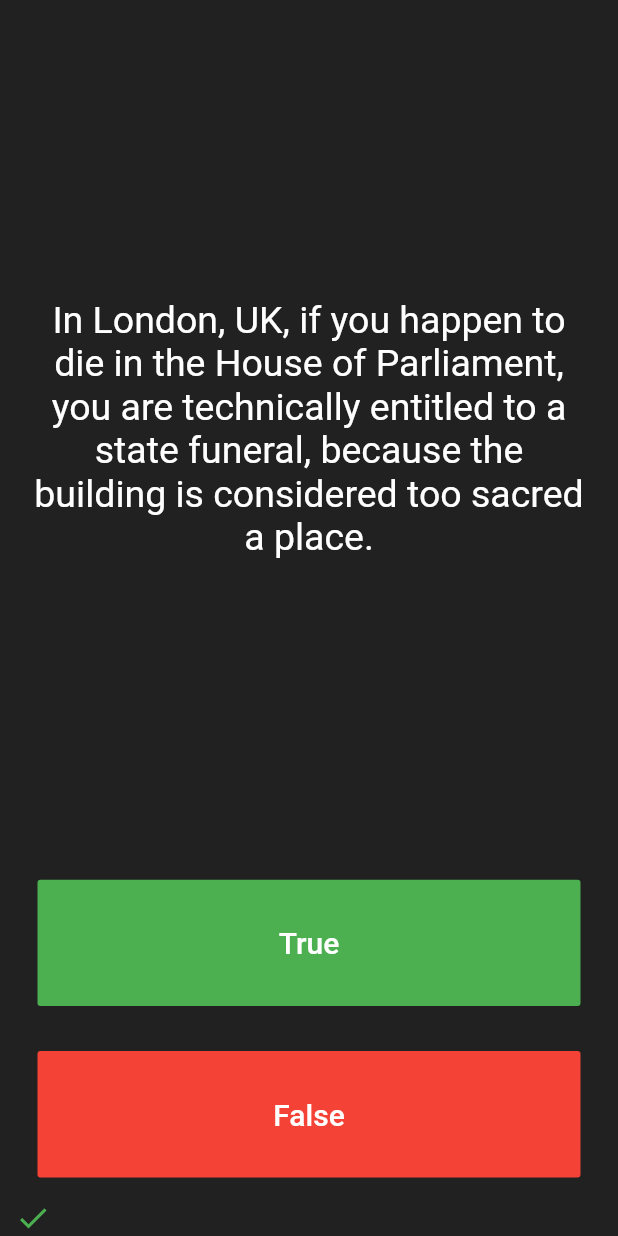
After one commit to damondouglas/flutter-bootcamp, a Flutter app: the Quizzler screen opened by its route, after a tap on "True", on a phone screen of 412 x 824 dp. The commit adds this screen. Run offline on Flutter 3.47's test engine with Material 2 defaults, Android fonts, the phone set to English and light mode, and no system bars; our stand-ins replace random_string; missing offline and left inert: flutter_web, howler.

Commit message:
Implement quiz

```diff
--- a/lib/main.dart
+++ b/lib/main.dart
@@ -1,4 +1,5 @@
 import 'package:flutter_web/material.dart';
+import 'package:londonappbrewery_flutter_bootcamp/pages/quiz/quiz.dart';
 import 'pages/flutter_layouts_challenge/flutter_layouts_challenge.dart';
 import 'pages/dicee/dicee.dart';
 import 'pages/magicball/magicball.dart';
@@ -21,6 +22,7 @@ class MainApp extends StatelessWidget {
         '/dicee': (context) => DicePage(),
         '/magicball': (context) => BallPage(),
         '/xylophone': (context) => XylophonePage(),
+        '/quiz': (context) => Quizzler(),
       },
       title: 'London Appbrewery Flutter Bootcamp',
     );
--- a/lib/pages/home.dart
+++ b/lib/pages/home.dart
@@ -36,6 +36,12 @@ class Home extends StatelessWidget {
               Navigator.pushNamed(context, '/xylophone');
             },
           ),
+          FlatButton(
+            child: Text('5. Quizzler'),
+            onPressed: () {
+              Navigator.pushNamed(context, '/quiz');
+            },
+          ),
         ],
       ),
     );
--- /dev/null
+++ b/lib/pages/quiz/quiz.dart
@@ -0,0 +1,164 @@
+import 'package:flutter_web/cupertino.dart';
+import 'package:flutter_web/material.dart';
+import 'service.dart';
+
+class Quizzler extends StatelessWidget {
+  @override
+  Widget build(BuildContext context) {
+    return Scaffold(
+      backgroundColor: Colors.grey.shade900,
+      body: SafeArea(
+        child: Padding(
+          padding: EdgeInsets.symmetric(horizontal: 10.0),
+          child: QuizPage(),
+        ),
+      ),
+    );
+  }
+}
+
+class QuizPage extends StatefulWidget {
+  @override
+  _QuizPageState createState() => _QuizPageState();
+}
+
+class _QuizPageState extends State<QuizPage> {
+  _QuizPageState() {
+    this._bank.reset();
+    this._bank.moveNext();
+  }
+
+  var _bank = Bank();
+
+  @override
+  Widget build(BuildContext context) {
+    return Column(
+      mainAxisAlignment: MainAxisAlignment.spaceBetween,
+      crossAxisAlignment: CrossAxisAlignment.stretch,
+      children: <Widget>[
+        Expanded(
+          flex: 5,
+          child: Padding(
+            padding: EdgeInsets.all(10.0),
+            child: Center(
+              child: this._bank.isFinished
+                  ? Text('')
+                  : this._bank.current.display(context),
+            ),
+          ),
+        ),
+        Expanded(
+          child: Padding(
+            padding: EdgeInsets.all(15.0),
+            child: FlatButton(
+              textColor: Colors.white,
+              color: Colors.green,
+              child: Text(
+                'True',
+                style: TextStyle(
+                  color: Colors.white,
+                  fontSize: 20.0,
+                ),
+              ),
+              onPressed: () {
+                //The user picked true.
+                setState(() {
+                  this._bank.answer(true);
+                  this._bank.moveNext();
+                  _showDialog(context);
+                });
+              },
+            ),
+          ),
+        ),
+        Expanded(
+          child: Padding(
+            padding: EdgeInsets.all(15.0),
+            child: FlatButton(
+              color: Colors.red,
+              child: Text(
+                'False',
+                style: TextStyle(
+                  fontSize: 20.0,
+                  color: Colors.white,
+                ),
+              ),
+              onPressed: () {
+                //The user picked false.
+                setState(() {
+                  this._bank.answer(false);
+                  this._bank.moveNext();
+                  _showDialog(context);
+                });
+              },
+            ),
+          ),
+        ),
+        Row(
+          children:
+              this._bank.scores.map((bool score) => _Score(score)).toList(),
+        ),
+      ],
+    );
+  }
+
+  void _showDialog(BuildContext context) {
+    if (this._bank.isFinished) {
+      showDialog(
+          context: context,
+          builder: (BuildContext context) {
+            return AlertDialog(
+              backgroundColor: Colors.yellow,
+              title: Text(
+                'Finished!',
+                textAlign: TextAlign.center,
+              ),
+              content: Row(
+                mainAxisAlignment: MainAxisAlignment.spaceAround,
+                children: <Widget>[
+                  Container(
+                    child: Row(
+                      children: <Widget>[
+                        _Score(true),
+                        Text('${this._bank.correct}'),
+                      ],
+                    ),
+                  ),
+                  Container(
+                    child: Row(
+                      children: <Widget>[
+                        _Score(false),
+                        Text('${this._bank.wrong}'),
+                      ],
+                    ),
+                  ),
+                ],
+              ),
+              actions: <Widget>[
+                FlatButton(
+                  onPressed: () {
+                    setState(() {
+                      this._bank.reset();
+                      Navigator.of(context).pop();
+                    });
+                  },
+                  child: Text('RESET'),
+                ),
+              ],
+            );
+          });
+    }
+  }
+}
+
+class _Score extends StatelessWidget {
+  _Score(this.correct);
+  final bool correct;
+  @override
+  Widget build(BuildContext context) {
+    return Icon(
+      correct ? Icons.check : Icons.close,
+      color: correct ? Colors.green : Colors.red,
+    );
+  }
+}
--- /dev/null
+++ b/lib/pages/quiz/service.dart
@@ -0,0 +1,96 @@
+import 'package:flutter_web/material.dart';
+
+final _questionBank = <Questionable>[
+  TextQuestion('Some cats are actually allergic to humans', true),
+  TextQuestion('You can lead a cow down stairs but not up stairs.', false),
+  TextQuestion(
+      'Approximately one quarter of human bones are in the feet.', true),
+  TextQuestion('A slug\'s blood is green.', true),
+  TextQuestion('Buzz Aldrin\'s mother\'s maiden name was \"Moon\".', true),
+  TextQuestion('It is illegal to pee in the Ocean in Portugal.', true),
+  TextQuestion(
+      'No piece of square dry paper can be folded in half more than 7 times.',
+      false),
+  TextQuestion(
+      'In London, UK, if you happen to die in the House of Parliament, you are technically entitled to a state funeral, because the building is considered too sacred a place.',
+      true),
+  TextQuestion(
+      'The loudest sound produced by any animal is 188 decibels. That animal is the African Elephant.',
+      false),
+  TextQuestion(
+      'The total surface area of two human lungs is approximately 70 square metres.',
+      true),
+  TextQuestion('Google was originally called \"Backrub\".', true),
+  TextQuestion(
+      'Chocolate affects a dog\'s heart and nervous system; a few ounces are enough to kill a small dog.',
+      true),
+  TextQuestion(
+      'In West Virginia, USA, if you accidentally hit an animal with your car, you are free to take it home to eat.',
+      true),
+];
+
+abstract class Questionable {
+  Widget display(BuildContext context);
+  bool isCorrect(bool answer);
+}
+
+class TextQuestion with Questionable {
+  TextQuestion(this._content, this._answer);
+  final String _content;
+  final bool _answer;
+
+  Widget display(BuildContext context) {
+    return Text(
+      this._content,
+      textAlign: TextAlign.center,
+      style: TextStyle(
+        fontSize: 25.0,
+        color: Colors.white,
+      ),
+    );
+  }
+
+  bool isCorrect(bool answer) => _answer == answer;
+}
+
+class Bank with Iterator {
+  Questionable current;
+
+  void answer(bool candidate) {
+    if (current != null) {
+      scores.add(current.isCorrect(candidate));
+    }
+  }
+
+  void reset() {
+    this._questions.clear();
+    this._questions.addAll(_questionBank);
+    this._questions.shuffle();
+    this.scores.clear();
+    this.moveNext();
+  }
+
+  List<bool> scores = [];
+
+  bool get isFinished => this._questions.isEmpty;
+
+  int get total => _questionBank.length;
+
+  int get correct => this.scores.where((bool score) => score == true).length;
+
+  int get wrong => this.scores.where((bool score) => score == false).length;
+
+  int get remaining => this.total - this.scores.length;
+
+  List<Questionable> _questions = [];
+
+  @override
+  bool moveNext() {
+    bool hasNext = this._questions.isNotEmpty;
+    if (this._questions.isNotEmpty) {
+      this.current = this._questions.removeLast();
+    }
+
+    return hasNext;
+  }
+}
```
